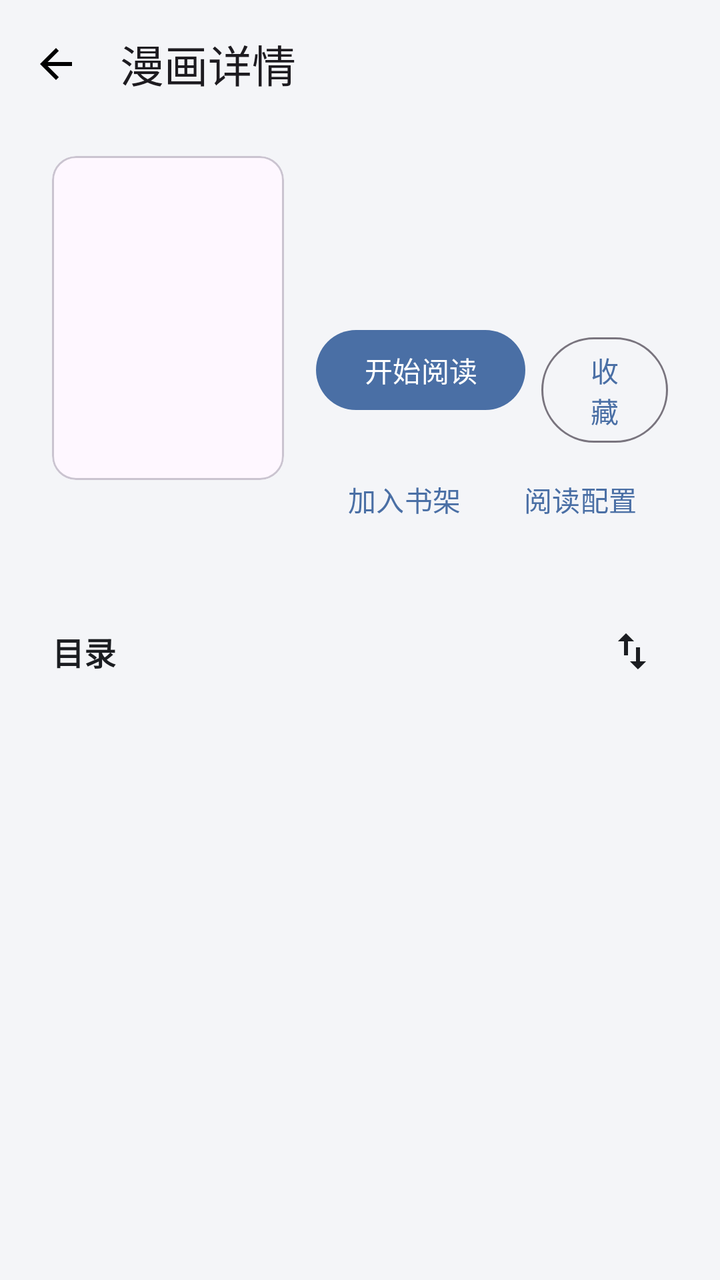
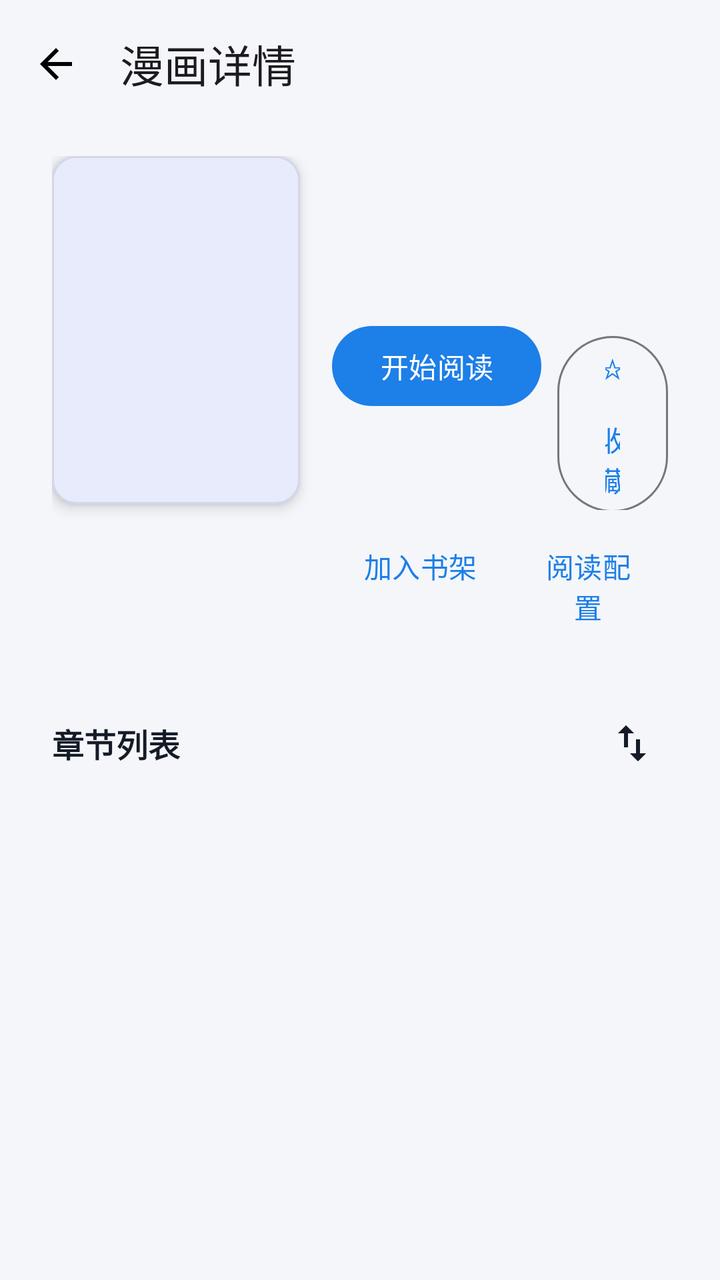

Before-and-after screenshots of an Android layout around one commit, followed by the original layout XML and the change that was made.
<!-- AndroidManifest.xml: application theme Theme.ArkReader -->
<!-- res/layout/activity_comic_detail.xml -->
<?xml version="1.0" encoding="utf-8"?>
<FrameLayout xmlns:android="http://schemas.android.com/apk/res/android"
    xmlns:app="http://schemas.android.com/apk/res-auto"
    android:layout_width="match_parent"
    android:layout_height="match_parent"
    android:background="@color/surface_bg"
    android:fitsSystemWindows="true">

    <ImageView
        android:id="@+id/detailBackdrop"
        android:layout_width="match_parent"
        android:layout_height="match_parent"
        android:importantForAccessibility="no"
        android:scaleType="centerCrop" />

    <LinearLayout
        android:id="@+id/detailContentRoot"
        android:layout_width="match_parent"
        android:layout_height="match_parent"
        android:orientation="vertical">

        <com.google.android.material.appbar.MaterialToolbar
            android:id="@+id/toolbar"
            android:layout_width="match_parent"
            android:layout_height="wrap_content"
            app:navigationIcon="@drawable/ic_arrow_back"
            app:title="漫画详情" />

        <LinearLayout
            android:id="@+id/detailHeroCard"
            android:layout_width="match_parent"
            android:layout_height="wrap_content"
            android:layout_marginHorizontal="12dp"
            android:layout_marginBottom="10dp"
            android:orientation="horizontal"
            android:padding="14dp">

        <com.google.android.material.card.MaterialCardView
            android:layout_width="116dp"
            android:layout_height="162dp"
            app:cardCornerRadius="12dp"
            app:cardElevation="0dp">

            <ImageView
                android:id="@+id/ivCover"
                android:layout_width="match_parent"
                android:layout_height="match_parent"
                android:scaleType="centerCrop" />
        </com.google.android.material.card.MaterialCardView>

        <LinearLayout
            android:layout_width="0dp"
            android:layout_height="wrap_content"
            android:layout_marginStart="16dp"
            android:layout_weight="1"
            android:orientation="vertical">

            <TextView
                android:id="@+id/tvTitle"
                android:layout_width="match_parent"
                android:layout_height="wrap_content"
                android:textColor="@color/text_primary"
                android:textSize="19sp"
                android:textStyle="bold" />

            <TextView
                android:id="@+id/tvMeta"
                android:layout_width="match_parent"
                android:layout_height="wrap_content"
                android:layout_marginTop="6dp"
                android:textColor="@color/text_secondary"
                android:textSize="13sp" />

            <TextView
                android:id="@+id/tvLastRead"
                android:layout_width="match_parent"
                android:layout_height="wrap_content"
                android:layout_marginTop="4dp"
                android:textColor="@color/text_secondary"
                android:textSize="13sp" />

            <TextView
                android:id="@+id/tvTags"
                android:layout_width="match_parent"
                android:layout_height="wrap_content"
                android:layout_marginTop="8dp"
                android:maxLines="2"
                android:ellipsize="end"
                android:textColor="?attr/colorPrimary"
                android:textSize="12sp"
                android:visibility="gone" />

            <TextView
                android:id="@+id/tvDescription"
                android:layout_width="match_parent"
                android:layout_height="wrap_content"
                android:layout_marginTop="6dp"
                android:maxLines="3"
                android:ellipsize="end"
                android:textColor="@color/text_secondary"
                android:textSize="13sp"
                android:visibility="gone" />

            <LinearLayout
                android:layout_width="match_parent"
                android:layout_height="wrap_content"
                android:layout_marginTop="12dp"
                android:orientation="horizontal">

                <com.google.android.material.button.MaterialButton
                    android:id="@+id/btnRead"
                    android:layout_width="wrap_content"
                    android:layout_height="wrap_content"
                    android:text="开始阅读" />

                <com.google.android.material.button.MaterialButton
                    android:id="@+id/btnFavorite"
                    style="@style/Widget.Material3.Button.OutlinedButton"
                    android:layout_width="wrap_content"
                    android:layout_height="wrap_content"
                    android:layout_marginStart="8dp"
                    android:text="收藏" />
            </LinearLayout>

            <LinearLayout
                android:layout_width="match_parent"
                android:layout_height="wrap_content"
                android:layout_marginTop="4dp"
                android:orientation="horizontal">

                <com.google.android.material.button.MaterialButton
                    android:id="@+id/btnBookshelf"
                    style="@style/Widget.Material3.Button.TextButton"
                    android:layout_width="wrap_content"
                    android:layout_height="wrap_content"
                    android:text="加入书架" />

                <com.google.android.material.button.MaterialButton
                    android:id="@+id/btnReaderConfig"
                    style="@style/Widget.Material3.Button.TextButton"
                    android:layout_width="wrap_content"
                    android:layout_height="wrap_content"
                    android:text="阅读配置" />
            </LinearLayout>
        </LinearLayout>
    </LinearLayout>

    <LinearLayout
        android:id="@+id/detailChapterCard"
        android:layout_width="match_parent"
        android:layout_height="0dp"
        android:layout_marginHorizontal="12dp"
        android:layout_marginBottom="12dp"
        android:layout_weight="1"
        android:orientation="vertical"
        android:paddingTop="4dp">

        <LinearLayout
            android:layout_width="match_parent"
            android:layout_height="wrap_content"
            android:gravity="center_vertical"
            android:orientation="horizontal"
            android:paddingHorizontal="14dp"
            android:paddingVertical="6dp">

            <TextView
                android:id="@+id/tvChapterHeader"
                android:layout_width="0dp"
                android:layout_height="wrap_content"
                android:layout_weight="1"
                android:text="目录"
                android:textColor="@color/text_primary"
                android:textSize="16sp"
                android:textStyle="bold" />

            <com.google.android.material.button.MaterialButton
                android:id="@+id/btnOfficialWork"
                style="@style/Widget.Material3.Button.TextButton"
                android:layout_width="wrap_content"
                android:layout_height="wrap_content"
                android:text="打开原作品"
                android:visibility="gone" />

            <ImageButton
                android:id="@+id/btnReverseOrder"
                android:layout_width="36dp"
                android:layout_height="36dp"
                android:background="?attr/selectableItemBackgroundBorderless"
                android:contentDescription="倒序"
                android:src="@drawable/ic_swap_vert"
                app:tint="@color/text_primary" />
        </LinearLayout>

        <androidx.recyclerview.widget.RecyclerView
            android:id="@+id/rvChapters"
            android:layout_width="match_parent"
            android:layout_height="0dp"
            android:layout_weight="1"
            android:paddingHorizontal="10dp" />
    </LinearLayout>
    </LinearLayout>
</FrameLayout>
<!-- resources referenced by this layout -->
<resources>
  <color name="surface_bg">#F4F5F8</color>
  <color name="text_primary">#1B1D21</color>
  <color name="text_secondary">#5F6368</color>
  <!-- drawable ic_arrow_back (drawable) -->
  <vector xmlns:android="http://schemas.android.com/apk/res/android"
      android:width="24dp"
      android:height="24dp"
      android:viewportWidth="24"
      android:viewportHeight="24">
      <path
          android:fillColor="#FF000000"
          android:pathData="M20,11H7.83l5.59,-5.59L12,4l-8,8 8,8 1.41,-1.41L7.83,13H20v-2z" />
  </vector>
  <!-- drawable ic_swap_vert (drawable) -->
  <vector xmlns:android="http://schemas.android.com/apk/res/android"
      android:width="24dp"
      android:height="24dp"
      android:viewportWidth="24"
      android:viewportHeight="24">
      <path
          android:fillColor="#FF000000"
          android:pathData="M16,17.01V10h-2v7.01h-3L15,21l4,-3.99h-3zM9,3L5,6.99h3V14h2V6.99h3L9,3z" />
  </vector>
  <style name="Theme.ArkReader" parent="Theme.Material3.DayNight.NoActionBar">
          <item name="colorPrimary">#4A6FA5</item>
          <item name="colorPrimaryContainer">#D6E3F7</item>
          <item name="colorOnPrimaryContainer">#132A4A</item>
          <item name="android:windowBackground">@color/surface_bg</item>
          <item name="android:statusBarColor">@android:color/transparent</item>
          <item name="android:navigationBarColor">@android:color/transparent</item>
          <item name="android:windowLightStatusBar">true</item>
      </style>
</resources>

<!-- the commit's change to res/layout/activity_comic_detail.xml (unified diff, before → after) -->
@@ -12,6 +12,15 @@
         android:layout_height="match_parent"
         android:importantForAccessibility="no"
         android:scaleType="centerCrop" />
+
+    
+    <ImageView
+        android:id="@+id/detailCoverAtmosphere"
+        android:layout_width="match_parent"
+        android:layout_height="match_parent"
+        android:importantForAccessibility="no"
+        android:scaleType="centerCrop"
+        android:visibility="gone" />
 
     <LinearLayout
         android:id="@+id/detailContentRoot"
@@ -35,168 +44,172 @@
             android:orientation="horizontal"
             android:padding="14dp">
 
-        <com.google.android.material.card.MaterialCardView
-            android:layout_width="116dp"
-            android:layout_height="162dp"
-            app:cardCornerRadius="12dp"
-            app:cardElevation="0dp">
-
-            <ImageView
-                android:id="@+id/ivCover"
-                android:layout_width="match_parent"
-                android:layout_height="match_parent"
-                android:scaleType="centerCrop" />
-        </com.google.android.material.card.MaterialCardView>
+            <com.google.android.material.card.MaterialCardView
+                android:id="@+id/coverCard"
+                android:layout_width="124dp"
+                android:layout_height="174dp"
+                app:cardCornerRadius="12dp"
+                app:cardElevation="4dp"
+                app:strokeColor="@color/surface_border"
+                app:strokeWidth="1dp">
+
+                <ImageView
+                    android:id="@+id/ivCover"
+                    android:layout_width="match_parent"
+                    android:layout_height="match_parent"
+                    android:scaleType="centerCrop" />
+            </com.google.android.material.card.MaterialCardView>
+
+            <LinearLayout
+                android:layout_width="0dp"
+                android:layout_height="wrap_content"
+                android:layout_marginStart="16dp"
+                android:layout_weight="1"
+                android:orientation="vertical">
+
+                <TextView
+                    android:id="@+id/tvTitle"
+                    android:layout_width="match_parent"
+                    android:layout_height="wrap_content"
+                    android:textColor="@color/text_primary"
+                    android:textSize="19sp"
+                    android:textStyle="bold" />
+
+                <TextView
+                    android:id="@+id/tvMeta"
+                    android:layout_width="match_parent"
+                    android:layout_height="wrap_content"
+                    android:layout_marginTop="6dp"
+                    android:textColor="@color/text_secondary"
+                    android:textSize="13sp" />
+
+                <TextView
+                    android:id="@+id/tvLastRead"
+                    android:layout_width="match_parent"
+                    android:layout_height="wrap_content"
+                    android:layout_marginTop="4dp"
+                    android:textColor="@color/text_secondary"
+                    android:textSize="13sp" />
+
+                
+                <com.google.android.material.chip.ChipGroup
+                    android:id="@+id/chipGroupTags"
+                    android:layout_width="match_parent"
+                    android:layout_height="wrap_content"
+                    android:layout_marginTop="8dp"
+                    android:visibility="gone"
+                    app:chipSpacingHorizontal="6dp"
+                    app:chipSpacingVertical="4dp" />
+
+                <TextView
+                    android:id="@+id/tvDescription"
+                    android:layout_width="match_parent"
+                    android:layout_height="wrap_content"
+                    android:layout_marginTop="6dp"
+                    android:ellipsize="end"
+                    android:maxLines="3"
+                    android:textColor="@color/text_secondary"
+                    android:textSize="13sp"
+                    android:visibility="gone" />
+
+                <LinearLayout
+                    android:layout_width="match_parent"
+                    android:layout_height="wrap_content"
+                    android:layout_marginTop="10dp"
+                    android:orientation="horizontal">
+
+                    <com.google.android.material.button.MaterialButton
+                        android:id="@+id/btnRead"
+                        android:layout_width="wrap_content"
+                        android:layout_height="wrap_content"
+                        android:text="开始阅读" />
+
+                    <com.google.android.material.button.MaterialButton
+                        android:id="@+id/btnFavorite"
+                        style="@style/Widget.Material3.Button.OutlinedButton"
+                        android:layout_width="wrap_content"
+                        android:layout_height="wrap_content"
+                        android:layout_marginStart="8dp"
+                        android:text="☆ 收藏" />
+                </LinearLayout>
+
+                <LinearLayout
+                    android:layout_width="match_parent"
+                    android:layout_height="wrap_content"
+                    android:layout_marginTop="4dp"
+                    android:orientation="horizontal">
+
+                    <com.google.android.material.button.MaterialButton
+                        android:id="@+id/btnBookshelf"
+                        style="@style/Widget.Material3.Button.TextButton"
+                        android:layout_width="wrap_content"
+                        android:layout_height="wrap_content"
+                        android:text="加入书架" />
+
+                    <com.google.android.material.button.MaterialButton
+                        android:id="@+id/btnReaderConfig"
+                        style="@style/Widget.Material3.Button.TextButton"
+                        android:layout_width="wrap_content"
+                        android:layout_height="wrap_content"
+                        android:text="阅读配置" />
+                </LinearLayout>
+            </LinearLayout>
+        </LinearLayout>
 
         <LinearLayout
-            android:layout_width="0dp"
-            android:layout_height="wrap_content"
-            android:layout_marginStart="16dp"
+            android:id="@+id/detailChapterCard"
+            android:layout_width="match_parent"
+            android:layout_height="0dp"
+            android:layout_marginHorizontal="12dp"
+            android:layout_marginBottom="12dp"
             android:layout_weight="1"
-            android:orientation="vertical">
-
-            <TextView
-                android:id="@+id/tvTitle"
-                android:layout_width="match_parent"
-                android:layout_height="wrap_content"
-                android:textColor="@color/text_primary"
-                android:textSize="19sp"
-                android:textStyle="bold" />
-
-            <TextView
-                android:id="@+id/tvMeta"
-                android:layout_width="match_parent"
-                android:layout_height="wrap_content"
-                android:layout_marginTop="6dp"
-                android:textColor="@color/text_secondary"
-                android:textSize="13sp" />
-
-            <TextView
-                android:id="@+id/tvLastRead"
-                android:layout_width="match_parent"
-                android:layout_height="wrap_content"
-                android:layout_marginTop="4dp"
-                android:textColor="@color/text_secondary"
-                android:textSize="13sp" />
-
-            <TextView
-                android:id="@+id/tvTags"
-                android:layout_width="match_parent"
-                android:layout_height="wrap_content"
-                android:layout_marginTop="8dp"
-                android:maxLines="2"
-                android:ellipsize="end"
-                android:textColor="?attr/colorPrimary"
-                android:textSize="12sp"
-                android:visibility="gone" />
-
-            <TextView
-                android:id="@+id/tvDescription"
-                android:layout_width="match_parent"
-                android:layout_height="wrap_content"
-                android:layout_marginTop="6dp"
-                android:maxLines="3"
-                android:ellipsize="end"
-                android:textColor="@color/text_secondary"
-                android:textSize="13sp"
-                android:visibility="gone" />
+            android:orientation="vertical"
+            android:paddingTop="4dp">
 
             <LinearLayout
                 android:layout_width="match_parent"
                 android:layout_height="wrap_content"
-                android:layout_marginTop="12dp"
-                android:orientation="horizontal">
+                android:gravity="center_vertical"
+                android:orientation="horizontal"
+                android:paddingHorizontal="14dp"
+                android:paddingVertical="6dp">
+
+                <TextView
+                    android:id="@+id/tvChapterHeader"
+                    android:layout_width="0dp"
+                    android:layout_height="wrap_content"
+                    android:layout_weight="1"
+                    android:text="章节列表"
+                    android:textColor="@color/text_primary"
+                    android:textSize="16sp"
+                    android:textStyle="bold" />
 
                 <com.google.android.material.button.MaterialButton
-                    android:id="@+id/btnRead"
-                    android:layout_width="wrap_content"
-                    android:layout_height="wrap_content"
-                    android:text="开始阅读" />
-
-                <com.google.android.material.button.MaterialButton
-                    android:id="@+id/btnFavorite"
-                    style="@style/Widget.Material3.Button.OutlinedButton"
-                    android:layout_width="wrap_content"
-                    android:layout_height="wrap_content"
-                    android:layout_marginStart="8dp"
-                    android:text="收藏" />
-            </LinearLayout>
-
-            <LinearLayout
-                android:layout_width="match_parent"
-                android:layout_height="wrap_content"
-                android:layout_marginTop="4dp"
-                android:orientation="horizontal">
-
-                <com.google.android.material.button.MaterialButton
-                    android:id="@+id/btnBookshelf"
+                    android:id="@+id/btnOfficialWork"
                     style="@style/Widget.Material3.Button.TextButton"
                     android:layout_width="wrap_content"
                     android:layout_height="wrap_content"
-                    android:text="加入书架" />
-
-                <com.google.android.material.button.MaterialButton
-                    android:id="@+id/btnReaderConfig"
-                    style="@style/Widget.Material3.Button.TextButton"
-                    android:layout_width="wrap_content"
-                    android:layout_height="wrap_content"
-                    android:text="阅读配置" />
+                    android:text="打开原作品"
+                    android:visibility="gone" />
+
+                <ImageButton
+                    android:id="@+id/btnReverseOrder"
+                    android:layout_width="36dp"
+                    android:layout_height="36dp"
+                    android:background="?attr/selectableItemBackgroundBorderless"
+                    android:contentDescription="倒序"
+                    android:src="@drawable/ic_swap_vert"
+                    app:tint="@color/text_primary" />
             </LinearLayout>
+
+            <androidx.recyclerview.widget.RecyclerView
+                android:id="@+id/rvChapters"
+                android:layout_width="match_parent"
+                android:layout_height="0dp"
+                android:layout_weight="1"
+                android:clipToPadding="false"
+                android:paddingHorizontal="10dp"
+                android:paddingBottom="10dp" />
         </LinearLayout>
     </LinearLayout>
-
-    <LinearLayout
-        android:id="@+id/detailChapterCard"
-        android:layout_width="match_parent"
-        android:layout_height="0dp"
-        android:layout_marginHorizontal="12dp"
-        android:layout_marginBottom="12dp"
-        android:layout_weight="1"
-        android:orientation="vertical"
-        android:paddingTop="4dp">
-
-        <LinearLayout
-            android:layout_width="match_parent"
-            android:layout_height="wrap_content"
-            android:gravity="center_vertical"
-            android:orientation="horizontal"
-            android:paddingHorizontal="14dp"
-            android:paddingVertical="6dp">
-
-            <TextView
-                android:id="@+id/tvChapterHeader"
-                android:layout_width="0dp"
-                android:layout_height="wrap_content"
-                android:layout_weight="1"
-                android:text="目录"
-                android:textColor="@color/text_primary"
-                android:textSize="16sp"
-                android:textStyle="bold" />
-
-            <com.google.android.material.button.MaterialButton
-                android:id="@+id/btnOfficialWork"
-                style="@style/Widget.Material3.Button.TextButton"
-                android:layout_width="wrap_content"
-                android:layout_height="wrap_content"
-                android:text="打开原作品"
-                android:visibility="gone" />
-
-            <ImageButton
-                android:id="@+id/btnReverseOrder"
-                android:layout_width="36dp"
-                android:layout_height="36dp"
-                android:background="?attr/selectableItemBackgroundBorderless"
-                android:contentDescription="倒序"
-                android:src="@drawable/ic_swap_vert"
-                app:tint="@color/text_primary" />
-        </LinearLayout>
-
-        <androidx.recyclerview.widget.RecyclerView
-            android:id="@+id/rvChapters"
-            android:layout_width="match_parent"
-            android:layout_height="0dp"
-            android:layout_weight="1"
-            android:paddingHorizontal="10dp" />
-    </LinearLayout>
-    </LinearLayout>
 </FrameLayout>
<!-- resource entries referenced after the edit -->
@@ -1,8 +1,9 @@
 <!-- resources referenced by this layout -->
 <resources>
-  <color name="surface_bg">#F4F5F8</color>
-  <color name="text_primary">#1B1D21</color>
-  <color name="text_secondary">#5F6368</color>
+  <color name="surface_bg">#F4F6FA</color>
+  <color name="surface_border">#180F172A</color>
+  <color name="text_primary">#151B26</color>
+  <color name="text_secondary">#5B677C</color>
   <!-- drawable ic_arrow_back (drawable) -->
   <vector xmlns:android="http://schemas.android.com/apk/res/android"
       android:width="24dp"
@@ -24,9 +25,9 @@
           android:pathData="M16,17.01V10h-2v7.01h-3L15,21l4,-3.99h-3zM9,3L5,6.99h3V14h2V6.99h3L9,3z" />
   </vector>
   <style name="Theme.ArkReader" parent="Theme.Material3.DayNight.NoActionBar">
-          <item name="colorPrimary">#4A6FA5</item>
-          <item name="colorPrimaryContainer">#D6E3F7</item>
-          <item name="colorOnPrimaryContainer">#132A4A</item>
+          <item name="colorPrimary">#1D7FE8</item>
+          <item name="colorPrimaryContainer">#DCEBFC</item>
+          <item name="colorOnPrimaryContainer">#0F2A4A</item>
           <item name="android:windowBackground">@color/surface_bg</item>
           <item name="android:statusBarColor">@android:color/transparent</item>
           <item name="android:navigationBarColor">@android:color/transparent</item>
